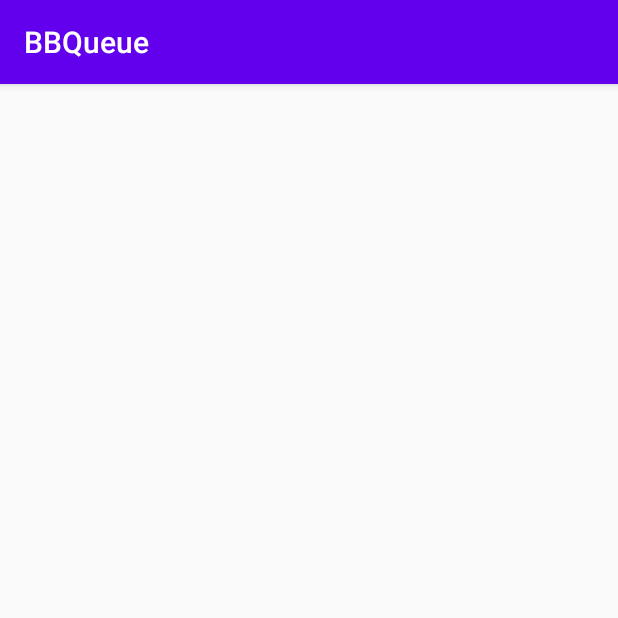
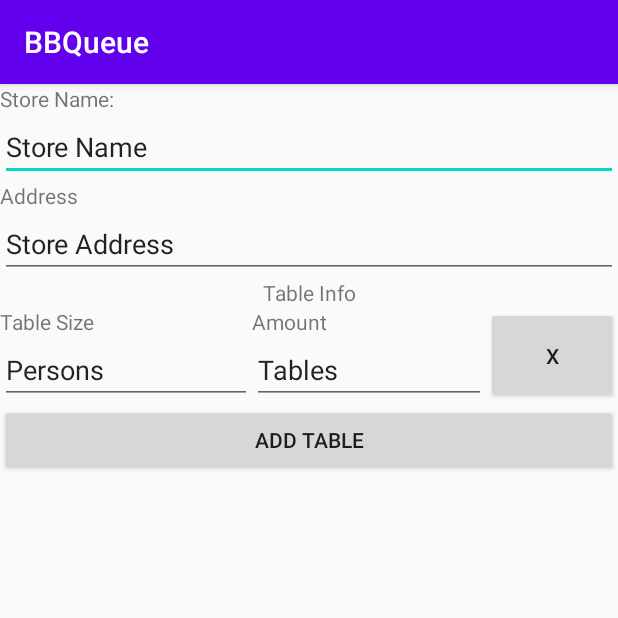
Before and after one commit to Sean-Green/BBQueue, an Android app: the Edit_Store_Details_Activity screen opened directly, with no data from a screen before it, on a phone screen of 412 x 824 dp, the top half of it. Run offline under Robolectric (Android 15) with nearby library versions, the phone set to English and light mode, and no system bars.

Commit message:
Edit page partially finished, main store page updated

```diff
--- a/app/src/main/res/layout/activity_edit_store_details.xml
+++ b/app/src/main/res/layout/activity_edit_store_details.xml
@@ -1,9 +1,94 @@
 <?xml version="1.0" encoding="utf-8"?>
-<androidx.constraintlayout.widget.ConstraintLayout xmlns:android="http://schemas.android.com/apk/res/android"
+<LinearLayout xmlns:android="http://schemas.android.com/apk/res/android"
     xmlns:app="http://schemas.android.com/apk/res-auto"
     xmlns:tools="http://schemas.android.com/tools"
     android:layout_width="match_parent"
     android:layout_height="match_parent"
+    android:orientation="vertical"
     tools:context=".Edit_Store_Details_Activity">
 
-</androidx.constraintlayout.widget.ConstraintLayout>
+    <TextView
+        android:id="@+id/StoreNameHint"
+        android:layout_width="match_parent"
+        android:layout_height="wrap_content"
+        android:text="@string/editStoreNameHint" />
+
+    <EditText
+        android:id="@+id/editTextStoreName"
+        android:layout_width="match_parent"
+        android:layout_height="wrap_content"
+        android:ems="10"
+        android:inputType="text"
+        android:text="@string/store_name" />
+
+    <TextView
+        android:id="@+id/storeAddress"
+        android:layout_width="match_parent"
+        android:layout_height="wrap_content"
+        android:text="@string/edit_store_address_hint" />
+
+    <EditText
+        android:id="@+id/editTextStoreAddress"
+        android:layout_width="match_parent"
+        android:layout_height="wrap_content"
+        android:ems="10"
+        android:inputType="textPostalAddress"
+        android:text="@string/store_address" />
+
+    <TextView
+        android:id="@+id/tableTitle"
+        android:layout_width="match_parent"
+        android:layout_height="wrap_content"
+        android:textAlignment="center"
+        android:text="@string/tables_title" />
+
+    <LinearLayout
+        android:layout_width="match_parent"
+        android:layout_height="wrap_content"
+        android:orientation="horizontal">
+        <LinearLayout
+            android:layout_width="wrap_content"
+            android:layout_height="wrap_content"
+            android:orientation="vertical"
+            android:layout_weight="1">
+            <TextView
+                android:id="@+id/tableSizeHint"
+                android:layout_width="match_parent"
+                android:layout_height="wrap_content"
+                android:text="@string/tableSizeHint" />
+            <EditText
+                android:id="@+id/editTableSize"
+                android:layout_width="match_parent"
+                android:layout_height="wrap_content"
+                android:inputType="number"
+                android:text="@string/numHint" />
+        </LinearLayout>
+        <LinearLayout
+            android:layout_width="wrap_content"
+            android:layout_height="wrap_content"
+            android:orientation="vertical"
+            android:layout_weight="1">
+            <TextView
+                android:id="@+id/tableAmountHint"
+                android:layout_width="match_parent"
+                android:layout_height="wrap_content"
+                android:text="@string/tableAmountHint" />
+            <EditText
+                android:id="@+id/editTableAmount"
+                android:layout_width="match_parent"
+                android:layout_height="wrap_content"
+                android:text="@string/tableAmountDisplay" />
+        </LinearLayout>
+        <Button
+            android:id="@+id/removeTableBtn"
+            android:layout_width="wrap_content"
+            android:layout_height="match_parent"
+            android:text="@string/removeBtn"/>
+    </LinearLayout>
+    <Button
+        android:id="@+id/btnAddTable"
+        android:layout_width="match_parent"
+        android:layout_height="wrap_content"
+        android:text="@string/btnAddTable" />
+
+</LinearLayout>
--- a/app/src/main/res/values/strings.xml
+++ b/app/src/main/res/values/strings.xml
@@ -24,10 +24,27 @@
     <string name="reslist_sort">Sort</string>
     <string name="navResList">RESLIST</string>
     <string name="navQueue">QUEUE</string>
+
+<!--    Store Page      -->
     <string name="storeA_viewQBtn">View Queue</string>
     <string name="storeA_editBtn">Edit Store Details</string>
     <string name="profilepicturedescription">Profile Picture</string>
     <string name="store_name">Store Name</string>
     <string name="store_address">Store Address</string>
     <string name="viewqueuetoast">View your Queue</string>
+
+<!--    Store Details-->
+    <string name="editStoreNameHint">Store Name:</string>
+    <string name="edit_store_address_hint">Address</string>
+    <string name="store_hours_title">Hours of Operation</string>
+    <string name="tableSizeHint">Table Size</string>
+    <string name="numHint">Persons</string>
+    <string name="tableAmountHint">Amount</string>
+    <string name="tableAmountDisplay">Tables</string>
+    <string name="tables_title">Table Info</string>
+    <string name="btnAddTable">Add Table</string>
+    <string name="removeBtn">X</string>
+    <string name="queueSwitch">Open</string>
+    <string name="queue_status_title">Customers</string>
+    <string name="custNum">7</string>
 </resources>
```
Also changed, not shown: app/src/main/res/layout/activity_store_.xml (+40 -9 lines).
